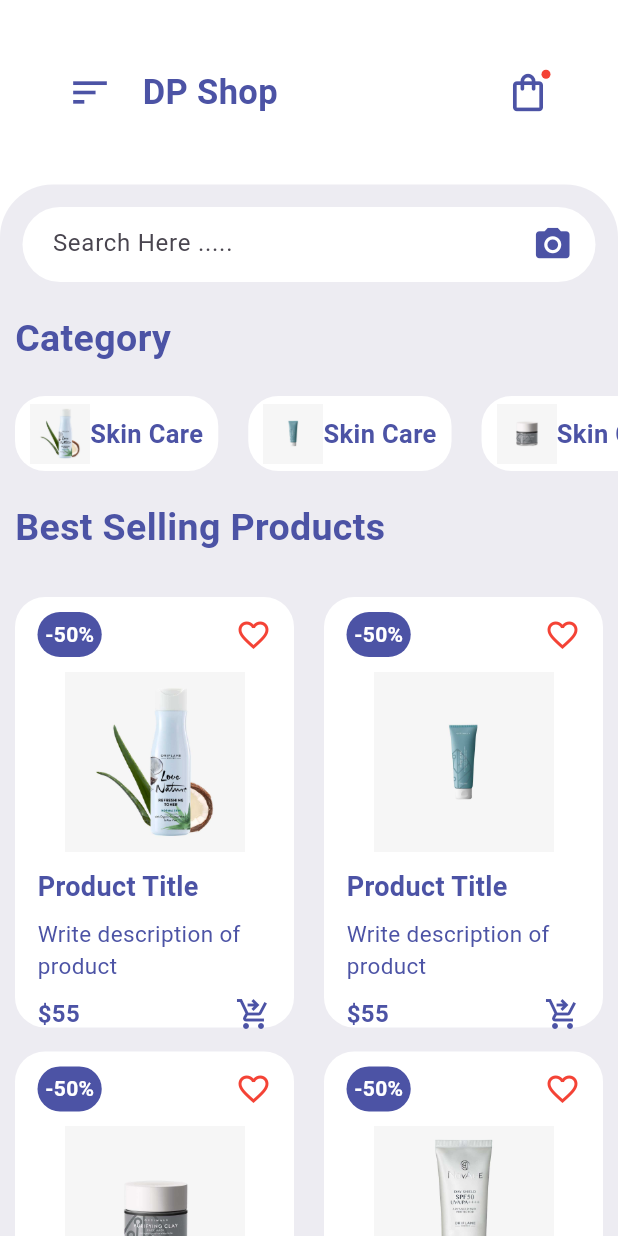
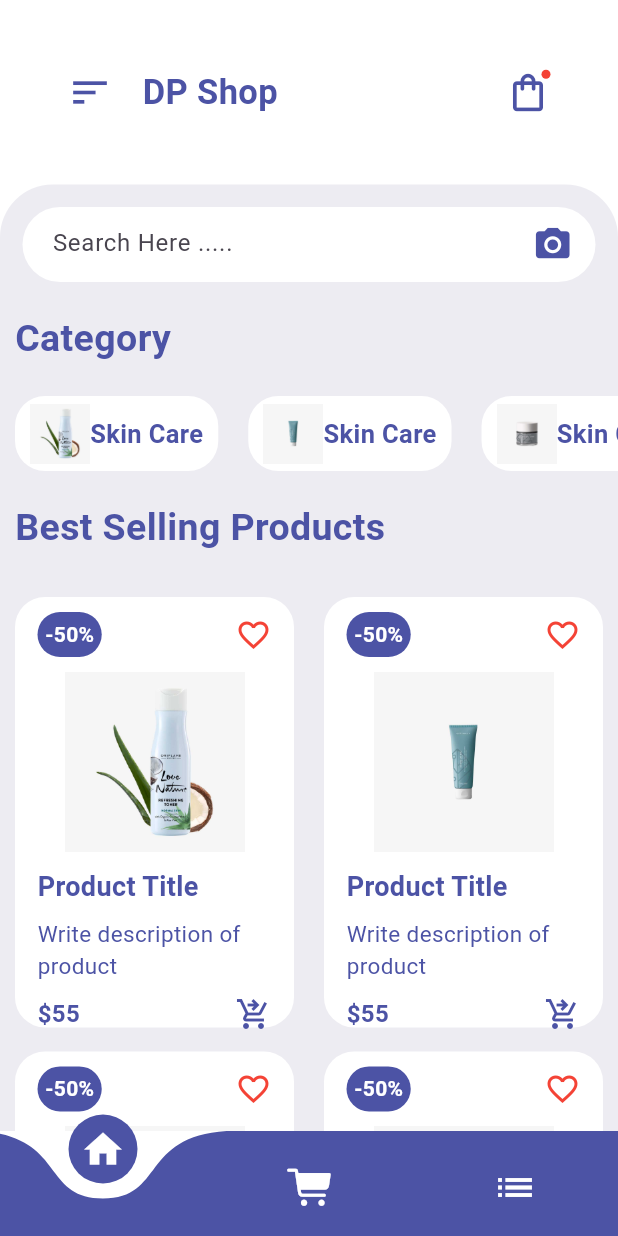
Before and after one commit to Giantpro1/ikeoluwa_store, a Flutter app: the screen it shows after launch, on a phone screen of 412 x 824 dp. Run offline on Flutter 3.47's test engine with Material 3 defaults, Android fonts, the light colour scheme and no system bars; drawn by our look-alikes of curved_navigation_bar.

Commit message:
bottom nav bar

```diff
--- a/lib/pages/homePage.dart
+++ b/lib/pages/homePage.dart
@@ -1,7 +1,9 @@
+import 'package:flutter/cupertino.dart';
 import 'package:flutter/material.dart';
 import 'package:ikeoluwa_store/widgets/HomeAppBar.dart';
 import 'package:ikeoluwa_store/widgets/categoriesWidget.dart';
 import 'package:ikeoluwa_store/widgets/itemsWidget.dart';
+import 'package:curved_navigation_bar/curved_navigation_bar.dart';
 
 class HomePage extends StatelessWidget {
   const HomePage({super.key});
@@ -87,6 +89,29 @@ class HomePage extends StatelessWidget {
           )
         ],
       ),
+      bottomNavigationBar: CurvedNavigationBar(
+        color: const Color(0xFF4C53A5),
+        onTap: (index) {},
+        height: 70,
+        backgroundColor: Colors.transparent,
+        items: const [
+          Icon(
+            Icons.home,
+            size: 30,
+            color: Colors.white,
+          ),
+          Icon(
+            CupertinoIcons.cart_fill,
+            size: 30,
+            color: Colors.white,
+          ),
+          Icon(
+            Icons.list,
+            size: 30,
+            color: Colors.white,
+          ),
+        ],
+      ),
     );
   }
 }
--- a/pubspec.yaml
+++ b/pubspec.yaml
@@ -36,6 +36,7 @@ dependencies:
   # Use with the CupertinoIcons class for iOS style icons.
   cupertino_icons: ^1.0.2
   badges: ^3.1.2
+  curved_navigation_bar: ^1.0.3
 
 dev_dependencies:
   flutter_test:
```
Also changed, not shown: pubspec.lock.
